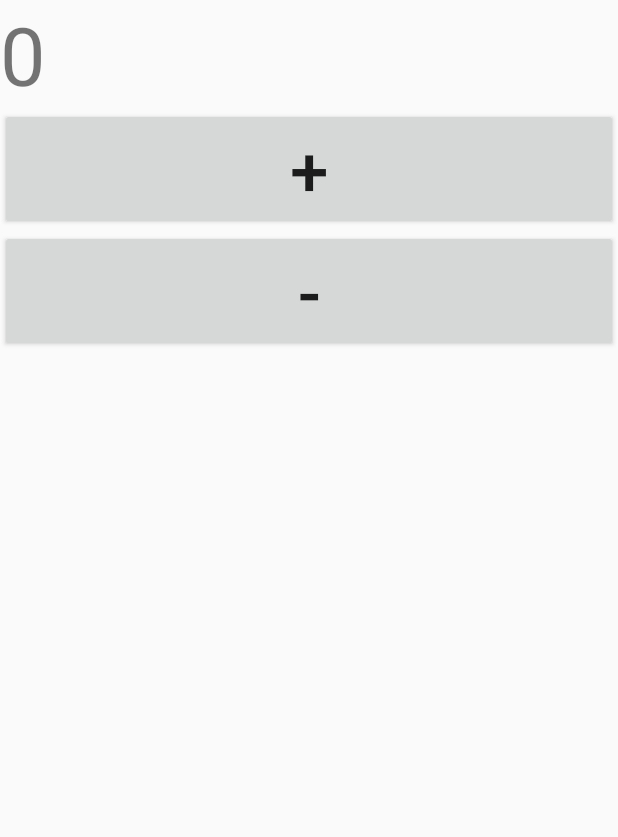
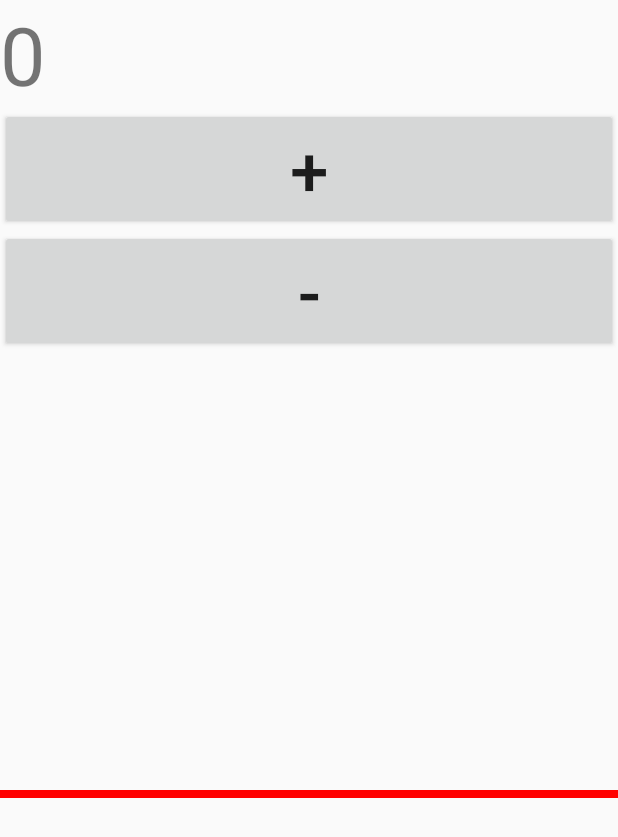
Before and after one commit to isel-leic-poo/19-20-1-LI21D, an Android app: the screen it shows after launch (MainActivity), on a phone screen of 412 x 824 dp. Shown: the top 837 px of the screen. Run offline under Robolectric (Android 15) with nearby library versions, the phone set to English and light mode, and no system bars.

Commit message:
Código apresentado na aula de 22 de Novembro

```diff
--- a/HelloAndroid/app/src/main/java/edu/isel/adeetc/helloandroid/Counter.java
+++ b/HelloAndroid/app/src/main/java/edu/isel/adeetc/helloandroid/Counter.java
@@ -2,22 +2,46 @@ package edu.isel.adeetc.helloandroid;
 
 import androidx.annotation.NonNull;
 
+import java.util.LinkedList;
+import java.util.List;
+
 public class Counter {
 
+    interface OnValueChangedListener {
+        void valueChanged(Counter source);
+    }
+
+    private final List<OnValueChangedListener> listeners = new LinkedList<>();
     private int value = 0;
+
+    private void fireOnValueChanged() {
+        for (OnValueChangedListener listener : listeners) {
+            listener.valueChanged(this);
+        }
+    }
 
     public Counter increment() {
         value += 1;
+        fireOnValueChanged();
         return this;
     }
 
     public Counter decrement() {
         value -= 1;
+        fireOnValueChanged();
         return this;
     }
 
     public int getValue() {
         return value;
+    }
+
+    public void addListener(OnValueChangedListener listener) {
+        listeners.add(listener);
+    }
+
+    public void removeListener(OnValueChangedListener listener) {
+        listeners.remove(listener);
     }
 
     @NonNull
--- /dev/null
+++ b/HelloAndroid/app/src/main/java/edu/isel/adeetc/helloandroid/CounterControl.java
@@ -0,0 +1,63 @@
+package edu.isel.adeetc.helloandroid;
+
+import android.content.Context;
+import android.graphics.Canvas;
+import android.graphics.Color;
+import android.graphics.Paint;
+import android.util.Log;
+import android.view.MotionEvent;
+import android.view.View;
+
+public class CounterControl extends View {
+
+    private final Paint brush;
+    private Counter model;
+
+    public CounterControl(Context context) {
+        super(context);
+        Log.v(MainActivity.TAG, "CounterControl()");
+        brush = new Paint();
+        brush.setColor(Color.RED);
+        brush.setStrokeWidth(8);
+        brush.setStyle(Paint.Style.STROKE);
+
+        setOnTouchListener(new OnTouchListener() {
+            private MotionEvent.PointerCoords start = new MotionEvent.PointerCoords();
+            @Override
+            public boolean onTouch(View v, MotionEvent event) {
+                if (event.getAction() == MotionEvent.ACTION_DOWN) {
+                    event.getPointerCoords(0, start);
+                }
+                if (event.getAction() == MotionEvent.ACTION_UP) {
+                    MotionEvent.PointerCoords end = new MotionEvent.PointerCoords();
+                    event.getPointerCoords(0, end);
+                    if (end.y - start.y < 0) model.increment();
+                    else model.decrement();
+
+                }
+                Log.v(MainActivity.TAG, "onTouch() " +
+                        event.getAction());
+                return true;
+            }
+        });
+    }
+
+    public void setModel(Counter counter) {
+        model = counter;
+        if (model != null) {
+            model.addListener(source -> invalidate());
+        }
+    }
+
+    @Override
+    protected void onDraw(Canvas canvas) {
+        super.onDraw(canvas);
+        Log.v(MainActivity.TAG, "onDraw(): width = "
+                + getWidth() + " ; height = "
+                + getHeight());
+
+        int value = model == null ? 0 : model.getValue();
+        int height = getHeight() / 2 - value * 100;
+        canvas.drawLine(0, height, getWidth(), height, brush);
+    }
+}
--- a/HelloAndroid/app/src/main/java/edu/isel/adeetc/helloandroid/MainActivity.java
+++ b/HelloAndroid/app/src/main/java/edu/isel/adeetc/helloandroid/MainActivity.java
@@ -16,6 +16,9 @@ public class MainActivity extends Activity {
     private static final int COUNTER_VIEW_ID = 1000;
     private static final int INC_BUTTON_ID = 1001;
     private static final int DEC_BUTTON_ID = 1002;
+    private static final int COUNTER_CTRL_ID = 1003;
+
+    public static final String TAG = "COUNTER_APP";
 
     @SuppressLint("ResourceType")
     private void inflate() {
@@ -41,36 +44,52 @@ public class MainActivity extends Activity {
         layout.addView(incButton);
         layout.addView(decButton);
 
+        final CounterControl ctrl = new CounterControl(this);
+        ctrl.setId(COUNTER_CTRL_ID);
+        final LinearLayout.LayoutParams params = new LinearLayout.LayoutParams(
+                LinearLayout.LayoutParams.MATCH_PARENT,
+                LinearLayout.LayoutParams.MATCH_PARENT);
+        ctrl.setLayoutParams(params);
+        layout.addView(ctrl);
+
         setContentView(layout);
     }
 
     @Override
     protected void onCreate(@Nullable Bundle savedInstanceState) {
         super.onCreate(savedInstanceState);
-        Log.v("HELLO_ANDROID", "onCreate() starts");
+        Log.v(TAG, "onCreate() starts");
         inflate();
 
         Counter model = new Counter();
         TextView counterView = findViewById(COUNTER_VIEW_ID);
         counterView.setText(model.toString());
 
+        CounterControl ctrl = findViewById(COUNTER_CTRL_ID);
+        ctrl.setModel(model);
+
         final Button incButton = findViewById(INC_BUTTON_ID);
         incButton.setOnClickListener(new View.OnClickListener() {
             @Override
             public void onClick(View v) {
-                Log.v("HELLO_ANDROID", "incButton clicked");
-                counterView.setText(model.increment().toString());
-                counterView.setTextSize(model.getValue()*10);
+                Log.v(TAG, "incButton clicked");
+                model.increment();
             }
         });
 
         final Button decButton = findViewById(DEC_BUTTON_ID);
         decButton.setOnClickListener(v -> {
-            Log.v("HELLO_ANDROID", "decButton clicked");
-            counterView.setText(model.decrement().toString());
-            counterView.setTextSize(model.getValue()*10);
+            Log.v(TAG, "decButton clicked");
+            model.decrement();
         });
 
-        Log.v("HELLO_ANDROID", "onCreate() ends");
+        model.addListener(new Counter.OnValueChangedListener() {
+            @Override
+            public void valueChanged(Counter source) {
+                counterView.setText(model.toString());
+            }
+        });
+
+        Log.v(TAG, "onCreate() ends");
     }
 }
```
